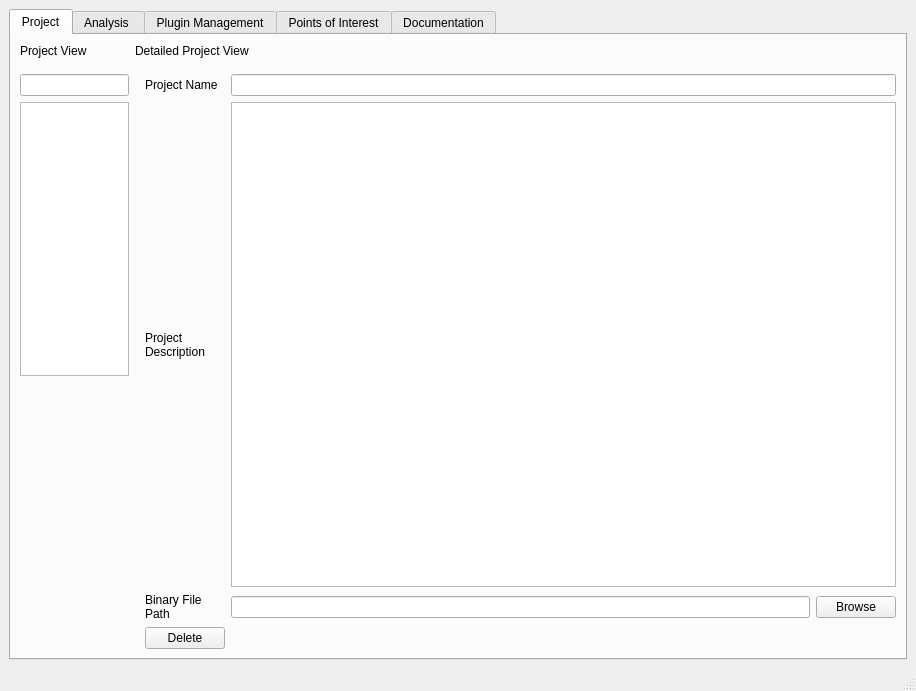
flopez141414/Beat, file mainWindow.ui: the form before one commit.
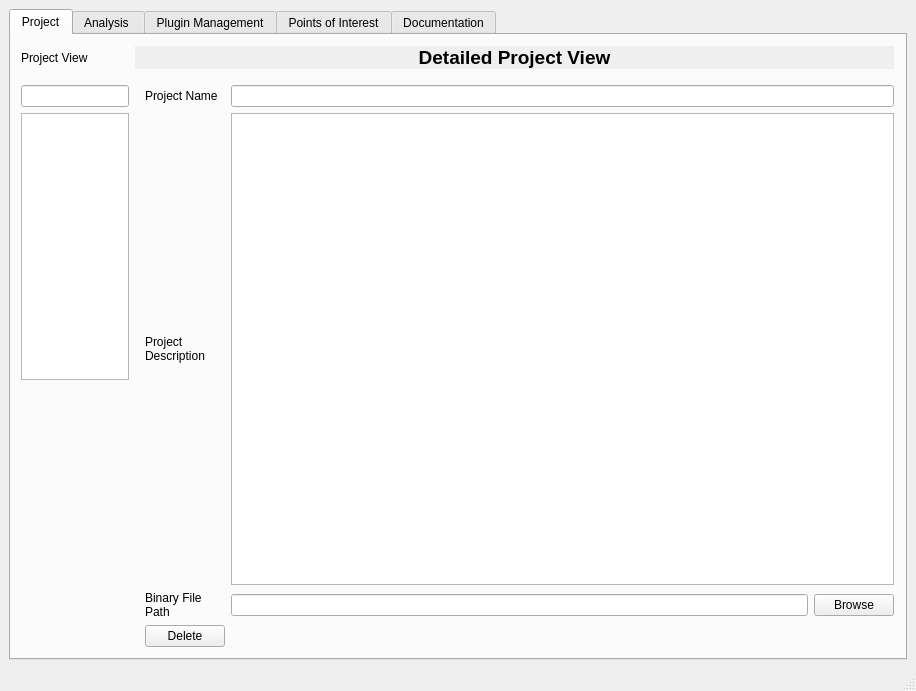
The form after the commit.

What changed in the file:
```diff
--- a/mainWindow.ui
+++ b/mainWindow.ui
@@ -41,13 +41,42 @@
        </attribute>
        <layout class="QGridLayout" name="gridLayout_3">
         <item row="0" column="0">
+         <widget class="QFrame" name="">
          <layout class="QGridLayout" name="gridLayout_2" columnstretch="1,7">
+           <property name="leftMargin">
+            <number>1</number>
+           </property>
+           <property name="topMargin">
+            <number>2</number>
+           </property>
+           <property name="rightMargin">
+            <number>2</number>
+           </property>
+           <property name="bottomMargin">
+            <number>2</number>
+           </property>
           <item row="0" column="1">
            <layout class="QVBoxLayout" name="verticalLayout">
             <item>
              <widget class="QLabel" name="label_9">
+               <property name="font">
+                <font>
+                 <pointsize>6</pointsize>
+                 <weight>50</weight>
+                 <bold>false</bold>
+                </font>
+               </property>
+               <property name="autoFillBackground">
+                <bool>true</bool>
+               </property>
+               <property name="styleSheet">
+                <string notr="true">pink</string>
+               </property>
               <property name="text">
-               <string>Detailed Project View</string>
+                <string>&lt;html&gt;&lt;head/&gt;&lt;body&gt;&lt;p&gt;&lt;span style=&quot; font-size:14pt; font-weight:600;&quot;&gt;Detailed Project View&lt;/span&gt;&lt;/p&gt;&lt;/body&gt;&lt;/html&gt;</string>
+               </property>
+               <property name="alignment">
+                <set>Qt::AlignCenter</set>
               </property>
              </widget>
             </item>
@@ -114,7 +143,16 @@
                <enum>QLayout::SetMinAndMaxSize</enum>
               </property>
               <item row="2" column="2">
-               <widget class="QTextEdit" name="textEdit"/>
+                <widget class="QTextEdit" name="textEdit">
+                 <property name="font">
+                  <font>
+                   <underline>false</underline>
+                  </font>
+                 </property>
+                 <property name="frameShadow">
+                  <enum>QFrame::Plain</enum>
+                 </property>
+                </widget>
               </item>
               <item row="4" column="1">
                <layout class="QGridLayout" name="gridLayout_12">
@@ -210,6 +248,7 @@
            </layout>
           </item>
          </layout>
+         </widget>
         </item>
        </layout>
       </widget>
```
Lines whose indentation alone changed are shown as unchanged.
